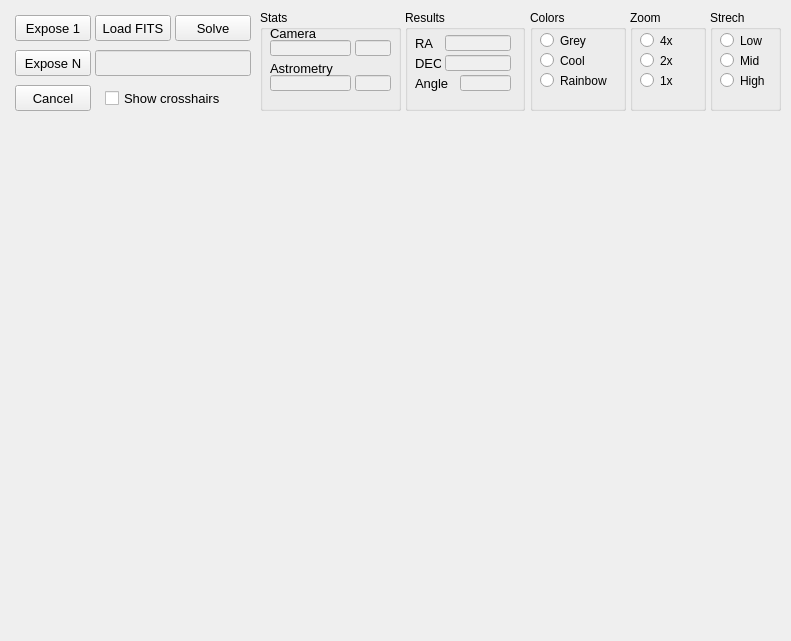
Before: the Qt Designer form mountwizzard/gui/image_window_ui.ui in sayitfast/MountWizzard3, drawn with Qt 5.
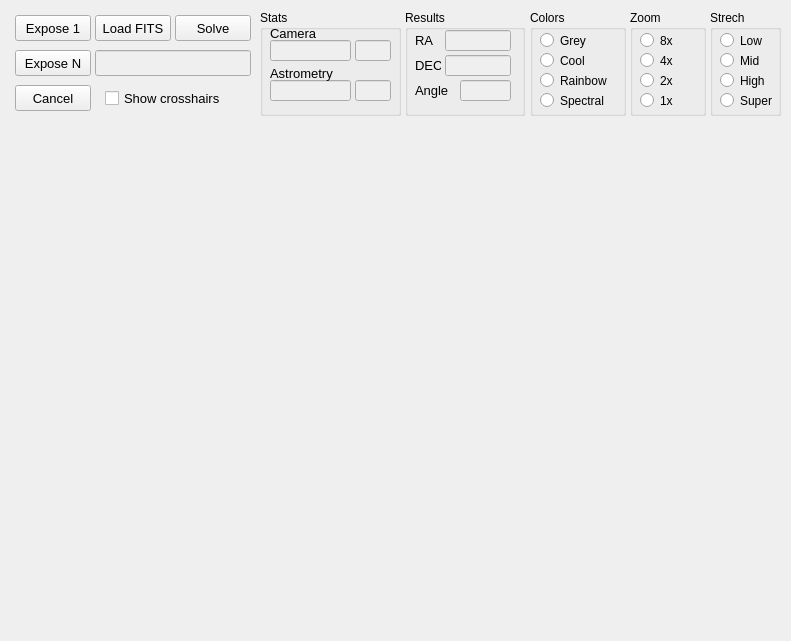
After: the same form once the commit is applied.

Commit message: added one more feature in imaging window

```diff
--- a/mountwizzard/gui/image_window_ui.ui
+++ b/mountwizzard/gui/image_window_ui.ui
@@ -70,7 +70,7 @@
      <x>710</x>
      <y>10</y>
      <width>71</width>
-     <height>101</height>
+     <height>106</height>
     </rect>
    </property>
    <property name="title">
@@ -115,6 +115,19 @@
      <string>High</string>
     </property>
    </widget>
+   <widget class="QRadioButton" name="btn_strechSuper">
+    <property name="geometry">
+     <rect>
+      <x>10</x>
+      <y>80</y>
+      <width>61</width>
+      <height>21</height>
+     </rect>
+    </property>
+    <property name="text">
+     <string>Super</string>
+    </property>
+   </widget>
   </widget>
   <widget class="QGroupBox" name="groupBox_3">
    <property name="geometry">
@@ -122,7 +135,7 @@
      <x>630</x>
      <y>10</y>
      <width>76</width>
-     <height>101</height>
+     <height>106</height>
     </rect>
    </property>
    <property name="title">
@@ -132,7 +145,7 @@
     <property name="geometry">
      <rect>
       <x>10</x>
-      <y>20</y>
+      <y>40</y>
       <width>61</width>
       <height>21</height>
      </rect>
@@ -145,7 +158,7 @@
     <property name="geometry">
      <rect>
       <x>10</x>
-      <y>40</y>
+      <y>60</y>
       <width>61</width>
       <height>21</height>
      </rect>
@@ -158,7 +171,7 @@
     <property name="geometry">
      <rect>
       <x>10</x>
-      <y>60</y>
+      <y>80</y>
       <width>61</width>
       <height>21</height>
      </rect>
@@ -167,6 +180,19 @@
      <string>1x</string>
     </property>
    </widget>
+   <widget class="QRadioButton" name="btn_size12">
+    <property name="geometry">
+     <rect>
+      <x>10</x>
+      <y>20</y>
+      <width>61</width>
+      <height>21</height>
+     </rect>
+    </property>
+    <property name="text">
+     <string>8x</string>
+    </property>
+   </widget>
   </widget>
   <widget class="QPushButton" name="btn_solve">
    <property name="geometry">
@@ -195,7 +221,7 @@
      <x>530</x>
      <y>10</y>
      <width>96</width>
-     <height>101</height>
+     <height>106</height>
     </rect>
    </property>
    <property name="title">
@@ -249,6 +275,22 @@
      <string>Rainbow</string>
     </property>
    </widget>
+   <widget class="QRadioButton" name="btn_colorSpectral">
+    <property name="geometry">
+     <rect>
+      <x>10</x>
+      <y>80</y>
+      <width>81</width>
+      <height>21</height>
+     </rect>
+    </property>
+    <property name="toolTip">
+     <string>&lt;html&gt;&lt;head/&gt;&lt;body&gt;&lt;p&gt;Color scheme rainbow&lt;/p&gt;&lt;/body&gt;&lt;/html&gt;</string>
+    </property>
+    <property name="text">
+     <string>Spectral</string>
+    </property>
+   </widget>
   </widget>
   <widget class="QLabel" name="imageBackground">
    <property name="geometry">
@@ -417,7 +459,7 @@
      <x>260</x>
      <y>10</y>
      <width>141</width>
-     <height>101</height>
+     <height>106</height>
     </rect>
    </property>
    <property name="title">
@@ -430,9 +472,9 @@
     <property name="geometry">
      <rect>
       <x>95</x>
-      <y>65</y>
+      <y>70</y>
       <width>36</width>
-      <height>16</height>
+      <height>21</height>
      </rect>
     </property>
     <property name="font">
@@ -475,9 +517,9 @@
     <property name="geometry">
      <rect>
       <x>10</x>
-      <y>65</y>
+      <y>70</y>
       <width>81</width>
-      <height>16</height>
+      <height>21</height>
      </rect>
     </property>
     <property name="font">
@@ -519,7 +561,7 @@
       <x>95</x>
       <y>30</y>
       <width>36</width>
-      <height>16</height>
+      <height>21</height>
      </rect>
     </property>
     <property name="font">
@@ -577,7 +619,7 @@
     <property name="geometry">
      <rect>
       <x>10</x>
-      <y>50</y>
+      <y>55</y>
       <width>81</width>
       <height>16</height>
      </rect>
@@ -600,7 +642,7 @@
       <x>10</x>
       <y>30</y>
       <width>81</width>
-      <height>16</height>
+      <height>21</height>
      </rect>
     </property>
     <property name="font">
@@ -640,7 +682,7 @@
      <x>405</x>
      <y>10</y>
      <width>120</width>
-     <height>101</height>
+     <height>106</height>
     </rect>
    </property>
    <property name="title">
@@ -652,7 +694,7 @@
       <x>10</x>
       <y>45</y>
       <width>26</width>
-      <height>16</height>
+      <height>21</height>
      </rect>
     </property>
     <property name="font">
@@ -671,9 +713,9 @@
     <property name="geometry">
      <rect>
       <x>55</x>
-      <y>65</y>
+      <y>70</y>
       <width>51</width>
-      <height>16</height>
+      <height>21</height>
      </rect>
     </property>
     <property name="font">
@@ -709,9 +751,9 @@
     <property name="geometry">
      <rect>
       <x>10</x>
-      <y>65</y>
+      <y>70</y>
       <width>36</width>
-      <height>16</height>
+      <height>21</height>
      </rect>
     </property>
     <property name="font">
@@ -730,9 +772,9 @@
     <property name="geometry">
      <rect>
       <x>40</x>
-      <y>25</y>
+      <y>20</y>
       <width>66</width>
-      <height>16</height>
+      <height>21</height>
      </rect>
     </property>
     <property name="font">
@@ -773,7 +815,7 @@
       <x>40</x>
       <y>45</y>
       <width>66</width>
-      <height>16</height>
+      <height>21</height>
      </rect>
     </property>
     <property name="font">
@@ -810,9 +852,9 @@
     <property name="geometry">
      <rect>
       <x>10</x>
-      <y>25</y>
+      <y>20</y>
       <width>21</width>
-      <height>16</height>
+      <height>21</height>
      </rect>
     </property>
     <property name="font">
```
The commit also changes 2 other files.
